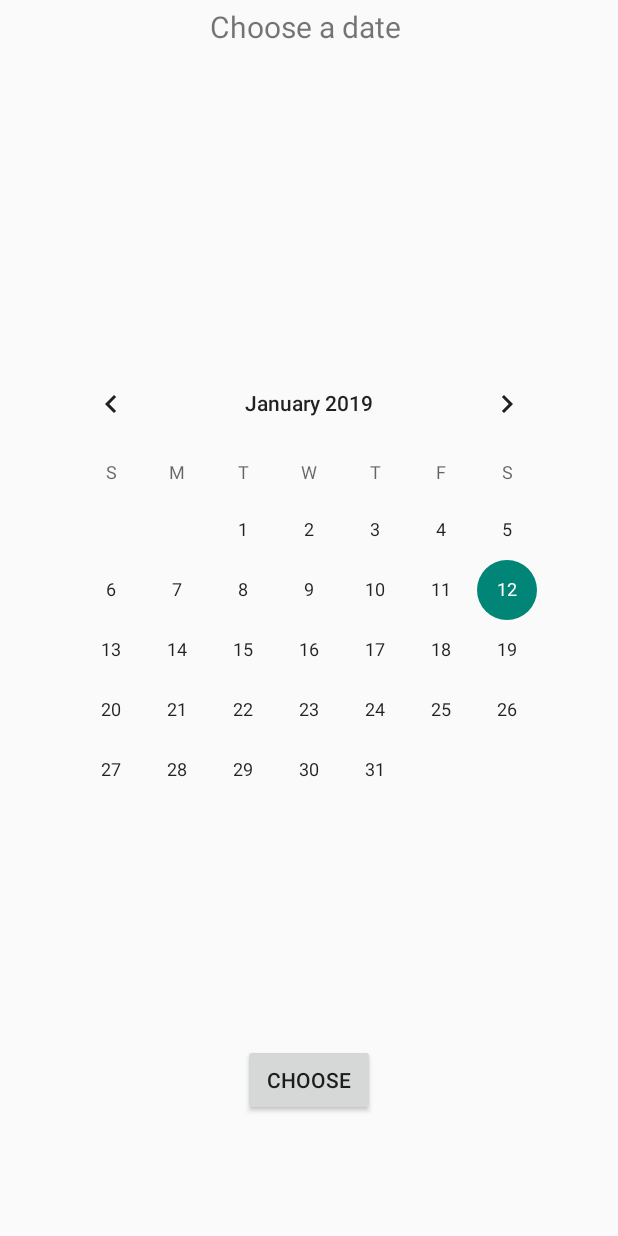
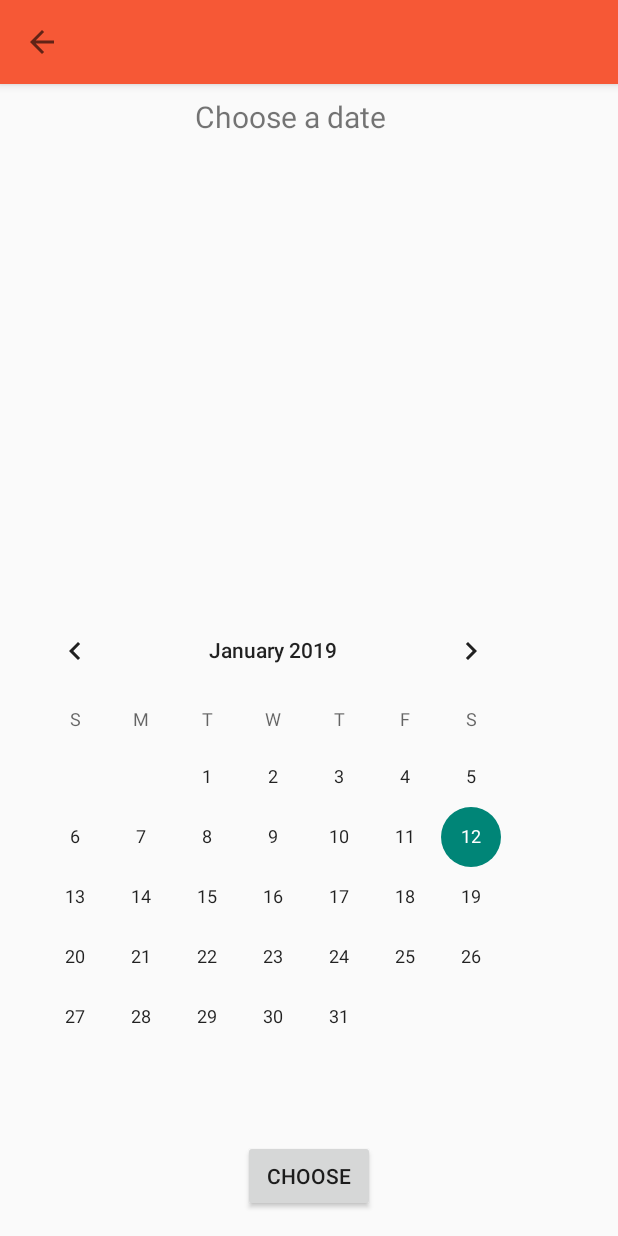
Before and after one commit to jungilwoo93/BonPlan, an Android app: the CalendarActivity screen opened directly, with no data from a screen before it, on a phone screen of 412 x 824 dp. Run offline under Robolectric (Android 15) with nearby library versions, the phone set to English and light mode, and no system bars.

Commit message:
add button back

```diff
--- a/app/src/main/java/com/example/panpa/bonplan/Activities/CalendarActivity.java
+++ b/app/src/main/java/com/example/panpa/bonplan/Activities/CalendarActivity.java
@@ -4,12 +4,19 @@ import android.content.Intent;
 import android.support.annotation.NonNull;
 import android.support.v7.app.AppCompatActivity;
 import android.os.Bundle;
+import android.support.v7.widget.Toolbar;
+import android.view.MenuItem;
 import android.view.View;
 import android.widget.Button;
 import android.widget.CalendarView;
 import android.widget.TextView;
+import android.widget.Toast;
 
 import com.example.panpa.bonplan.R;
+
+import java.text.SimpleDateFormat;
+import java.util.Calendar;
+import java.util.Date;
 
 public class CalendarActivity extends AppCompatActivity {
     private String date;
@@ -17,13 +24,22 @@ public class CalendarActivity extends AppCompatActivity {
     protected void onCreate(Bundle savedInstanceState) {
         super.onCreate(savedInstanceState);
         setContentView(R.layout.activity_calendar);
+        Toolbar toolbar = (Toolbar)findViewById(R.id.toolbarCalendar);
+        toolbar.setTitle("");
+        setSupportActionBar(toolbar);//设置toolbar
+        getSupportActionBar().setDisplayHomeAsUpEnabled(true); // 给左上角图标的左边加上一个返回的图标 。
+
         CalendarView calendar = findViewById(R.id.calendarView);
         final TextView dateChoosed = findViewById(R.id.dateText);
         final TextView calendarText = findViewById(R.id.chooseDateText);
         calendar.setOnDateChangeListener(new CalendarView.OnDateChangeListener() {
             @Override
             public void onSelectedDayChange(@NonNull CalendarView view, int year, int month, int dayOfMonth) {
-                date = dayOfMonth + "/" + (month+1) + "/" + year;
+                Calendar cal=Calendar.getInstance();
+                Date d = new Date(year,month,dayOfMonth);
+                SimpleDateFormat month_date = new SimpleDateFormat("MMMM");
+                String month_name = month_date.format(d);
+                date = dayOfMonth + " " + month_name + " " + year;
                 dateChoosed.setText(date);
                 calendarText.setText("You choose : ");
             }
@@ -38,4 +54,14 @@ public class CalendarActivity extends AppCompatActivity {
             }
         });
     }
+
+    @Override
+    public boolean onOptionsItemSelected(MenuItem item) {
+        switch (item.getItemId()){
+            case android.R.id.home:
+                Intent intent= new Intent(CalendarActivity.this, MainActivity.class);
+                startActivity(intent);
+        }
+        return super.onOptionsItemSelected(item);
+    }
 }
--- a/app/src/main/res/layout/activity_calendar.xml
+++ b/app/src/main/res/layout/activity_calendar.xml
@@ -7,38 +7,41 @@
     tools:context=".Activities.CalendarActivity"
     tools:layout_editor_absoluteY="25dp">
 
+    <include
+        android:id="@+id/toolbarCalendar"
+        layout="@layout/toolbar"/>
+
     <TextView
         android:id="@+id/chooseDateText"
         android:layout_width="132dp"
         android:layout_height="30dp"
         android:layout_marginEnd="8dp"
         android:layout_marginStart="8dp"
-        android:layout_marginTop="4dp"
+        android:layout_marginTop="64dp"
         android:text="@string/chooseDateText"
         android:textSize="20sp"
         app:layout_constraintEnd_toEndOf="parent"
+        app:layout_constraintHorizontal_bias="0.461"
         app:layout_constraintStart_toStartOf="parent"
         app:layout_constraintTop_toTopOf="parent" />
 
     <CalendarView
         android:id="@+id/calendarView"
         android:layout_width="wrap_content"
-        android:layout_height="379dp"
+        android:layout_height="352dp"
         android:layout_marginBottom="8dp"
         android:layout_marginEnd="8dp"
         android:layout_marginStart="8dp"
-        android:layout_marginTop="8dp"
         app:layout_constraintBottom_toTopOf="@+id/chooseDateButton"
         app:layout_constraintEnd_toEndOf="parent"
-        app:layout_constraintStart_toStartOf="parent"
-        app:layout_constraintTop_toBottomOf="@+id/dateText"
-        app:layout_constraintVertical_bias="1.0" />
+        app:layout_constraintHorizontal_bias="0.0"
+        app:layout_constraintStart_toStartOf="parent" />
 
     <Button
         android:id="@+id/chooseDateButton"
         android:layout_width="wrap_content"
         android:layout_height="wrap_content"
-        android:layout_marginBottom="80dp"
+        android:layout_marginBottom="16dp"
         android:layout_marginEnd="8dp"
         android:layout_marginStart="8dp"
         android:text="@string/chooseDateButton"
@@ -48,8 +51,8 @@
 
     <TextView
         android:id="@+id/dateText"
-        android:layout_width="115dp"
-        android:layout_height="31dp"
+        android:layout_width="198dp"
+        android:layout_height="27dp"
         android:layout_marginBottom="8dp"
         android:layout_marginEnd="8dp"
         android:layout_marginStart="8dp"
@@ -59,8 +62,8 @@
         android:textSize="18sp"
         app:layout_constraintBottom_toTopOf="@+id/calendarView"
         app:layout_constraintEnd_toEndOf="parent"
-        app:layout_constraintHorizontal_bias="0.501"
+        app:layout_constraintHorizontal_bias="0.447"
         app:layout_constraintStart_toStartOf="parent"
         app:layout_constraintTop_toBottomOf="@+id/chooseDateText"
-        app:layout_constraintVertical_bias="0.326" />
+        app:layout_constraintVertical_bias="0.833" />
 </android.support.constraint.ConstraintLayout>
--- a/app/src/main/res/layout/activity_note_edit.xml
+++ b/app/src/main/res/layout/activity_note_edit.xml
@@ -5,6 +5,10 @@
     android:layout_width="match_parent"
     android:layout_height="match_parent"
     tools:context=".Activities.NoteEditActivity">
+    <include
+        android:id="@+id/toolbarEdit"
+        layout="@layout/toolbar"/>
+
     <LinearLayout
         android:layout_width="match_parent"
         android:layout_height="match_parent"
--- a/app/src/main/res/menu/menu_edit.xml
+++ b/app/src/main/res/menu/menu_edit.xml
@@ -5,8 +5,5 @@
     tools:context=".Activities.NoteEditActivity"
     android:layout_width="match_parent"
     android:layout_height="match_parent">
-    <item android:id="@+id/logoCalendar"
-        android:title="CalendarLogo"
-        android:icon="@mipmap/calendaricon"
-        app:showAsAction="ifRoom"/>
+
 </menu>
```
Also changed, not shown: app/src/main/java/com/example/panpa/bonplan/Activities/NoteEditActivity.java (+21 -0 lines).
